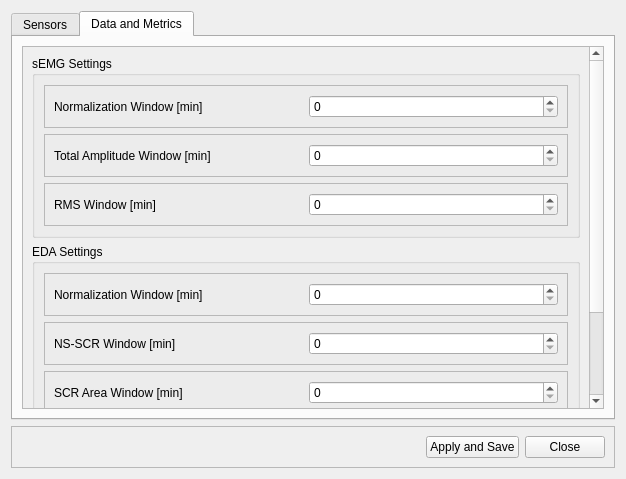
This is ui_files/window_settings.ui in mt217258/SYP_Team23 as Qt 5 draws it before an edit. The edited form follows.
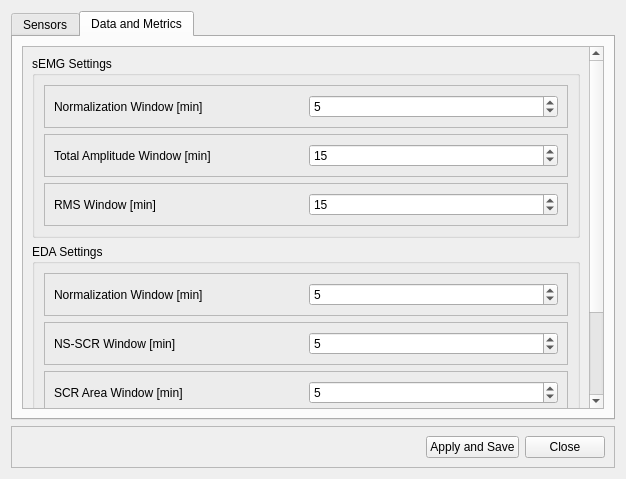
This is the edited form. The open tabs and pages were chosen to show the change. Custom widgets are drawn as their Qt base class.

Patch:
```diff
--- a/ui_files/window_settings.ui
+++ b/ui_files/window_settings.ui
@@ -122,7 +122,17 @@
                   </widget>
                  </item>
                  <item>
-                  <widget class="QSpinBox" name="spinBox"/>
+                  <widget class="QSpinBox" name="spinBox_sEMGwindownrm">
+                   <property name="minimum">
+                    <number>1</number>
+                   </property>
+                   <property name="maximum">
+                    <number>30</number>
+                   </property>
+                   <property name="value">
+                    <number>5</number>
+                   </property>
+                  </widget>
                  </item>
                 </layout>
                </widget>
@@ -144,7 +154,14 @@
                   </widget>
                  </item>
                  <item>
-                  <widget class="QSpinBox" name="spinBox_2"/>
+                  <widget class="QSpinBox" name="spinBox_sEMGwindowTA">
+                   <property name="minimum">
+                    <number>1</number>
+                   </property>
+                   <property name="value">
+                    <number>15</number>
+                   </property>
+                  </widget>
                  </item>
                 </layout>
                </widget>
@@ -166,7 +183,14 @@
                   </widget>
                  </item>
                  <item>
-                  <widget class="QSpinBox" name="spinBox_3"/>
+                  <widget class="QSpinBox" name="spinBox_sEMGwindowRMS">
+                   <property name="minimum">
+                    <number>1</number>
+                   </property>
+                   <property name="value">
+                    <number>15</number>
+                   </property>
+                  </widget>
                  </item>
                 </layout>
                </widget>
@@ -197,7 +221,14 @@
                   </widget>
                  </item>
                  <item>
-                  <widget class="QSpinBox" name="spinBox_6"/>
+                  <widget class="QSpinBox" name="spinBox_EDAwindownrm">
+                   <property name="minimum">
+                    <number>1</number>
+                   </property>
+                   <property name="value">
+                    <number>5</number>
+                   </property>
+                  </widget>
                  </item>
                 </layout>
                </widget>
@@ -219,7 +250,14 @@
                   </widget>
                  </item>
                  <item>
-                  <widget class="QSpinBox" name="spinBox_4"/>
+                  <widget class="QSpinBox" name="spinBox__EDAwindownsscr">
+                   <property name="minimum">
+                    <number>1</number>
+                   </property>
+                   <property name="value">
+                    <number>5</number>
+                   </property>
+                  </widget>
                  </item>
                 </layout>
                </widget>
@@ -241,7 +279,14 @@
                   </widget>
                  </item>
                  <item>
-                  <widget class="QSpinBox" name="spinBox_5"/>
+                  <widget class="QSpinBox" name="spinBox__EDAwindowscr">
+                   <property name="minimum">
+                    <number>1</number>
+                   </property>
+                   <property name="value">
+                    <number>5</number>
+                   </property>
+                  </widget>
                  </item>
                 </layout>
                </widget>
```
Left out of the diff: 13 changed lines with no effect on the pictures.
